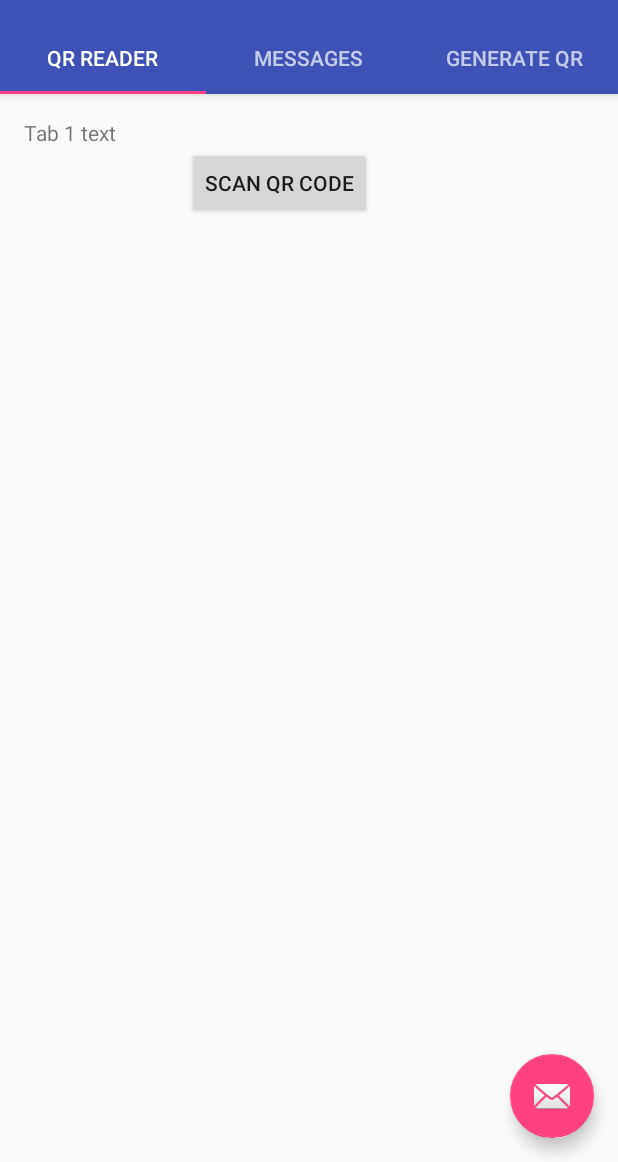
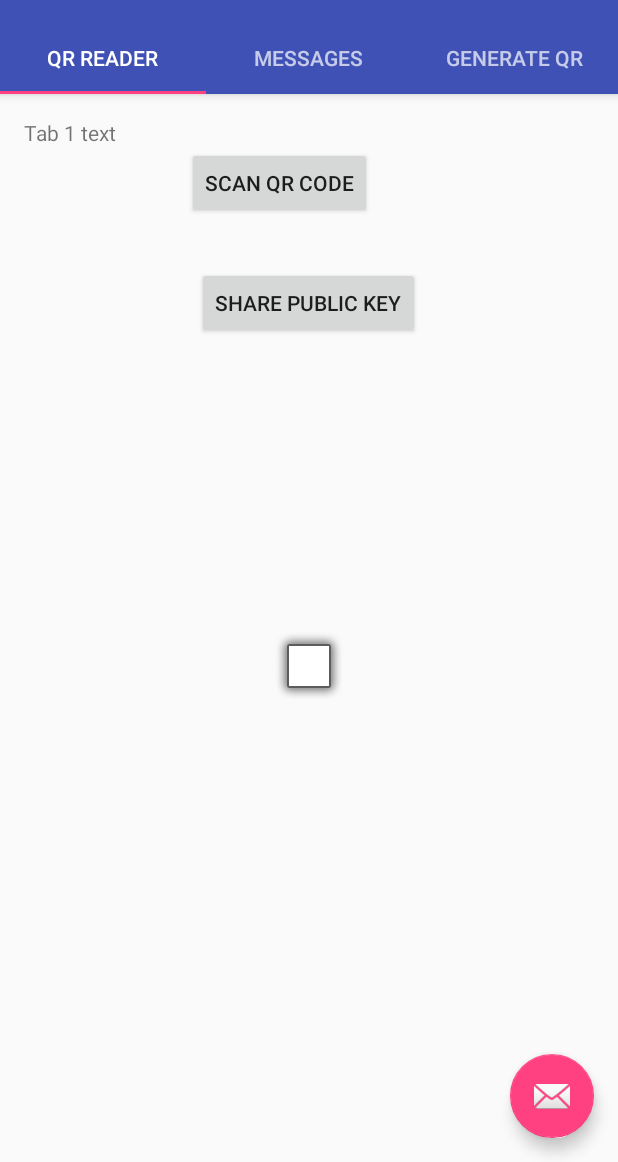
Before and after one commit to jimenezhenry/DigiDrop, an Android app: the screen it shows after launch (MainActivity), on a phone screen of 412 x 824 dp, the part 74-1236 px from its top. Run offline under Robolectric (Android 15) with nearby library versions, the phone set to English and light mode, and no system bars; libraries missing offline, so code that uses them is left out: me.dm7.barcodescanner.

Commit message:
Added sharing public key functionality

```diff
--- a/app/src/main/res/layout/tab1.xml
+++ b/app/src/main/res/layout/tab1.xml
@@ -1,4 +1,5 @@
 <RelativeLayout xmlns:android="http://schemas.android.com/apk/res/android"
+    xmlns:app="http://schemas.android.com/apk/res-auto"
     xmlns:tools="http://schemas.android.com/tools"
     android:layout_width="match_parent"
     android:layout_height="match_parent"
@@ -24,4 +25,21 @@
         android:layout_toEndOf="@+id/section_label"
         android:layout_toRightOf="@+id/section_label"
         android:text="Scan QR Code" />
-   </RelativeLayout>
+
+    <Button
+        android:id="@+id/button4"
+        android:layout_width="wrap_content"
+        android:layout_height="wrap_content"
+        android:layout_marginTop="32dp"
+        android:text="Share Public Key"
+        android:layout_below="@+id/button3"
+        android:layout_centerHorizontal="true" />
+
+    <ImageView
+        android:id="@+id/imageView2"
+        android:layout_width="wrap_content"
+        android:layout_height="wrap_content"
+        android:layout_centerHorizontal="true"
+        android:layout_centerVertical="true"
+        app:srcCompat="@android:drawable/alert_light_frame" />
+</RelativeLayout>
--- a/app/src/main/res/layout/tab3.xml
+++ b/app/src/main/res/layout/tab3.xml
@@ -26,7 +26,7 @@
         android:ems="10"
         android:inputType="textPersonName"
         android:hint="Website"
-        android:text="vertigo.cs.umd.edu/testDigiDrop.php"/>
+        android:text="http://vertigo.cs.umd.edu."/>
 
     <EditText
         android:id="@+id/editText2"
```
Also changed, not shown: app/src/main/java/com/example/henry/digidrop/tab1.java (+43 -0 lines), app/src/main/java/com/example/henry/digidrop/tab3.java (+4 -3 lines).
